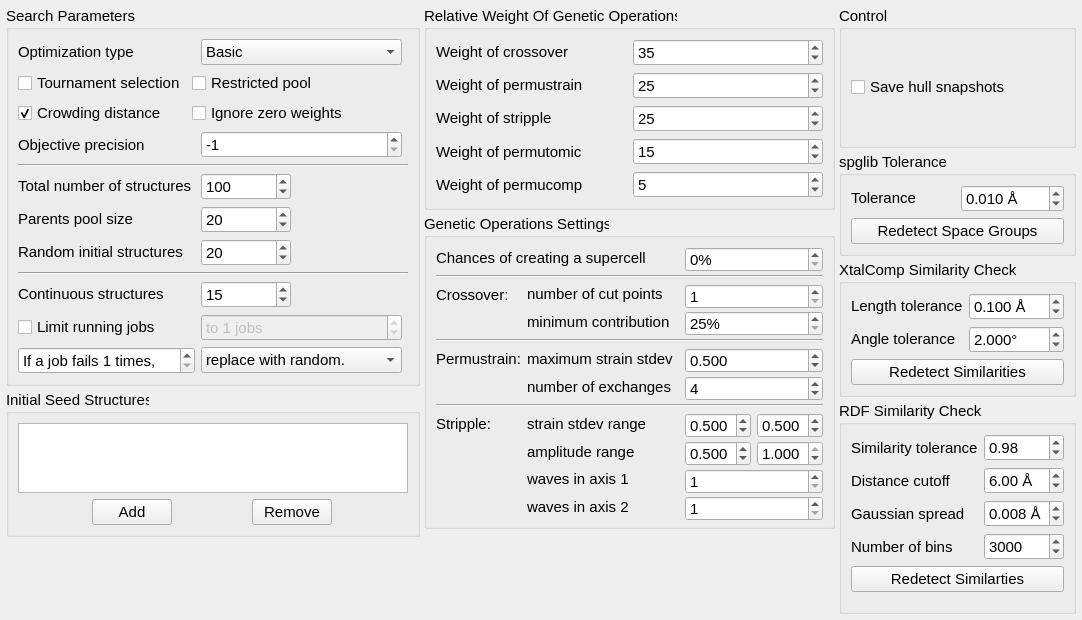
xtalopt/XtalOpt, file src/xtalopt/gui/tab_search.ui: the form before one commit.
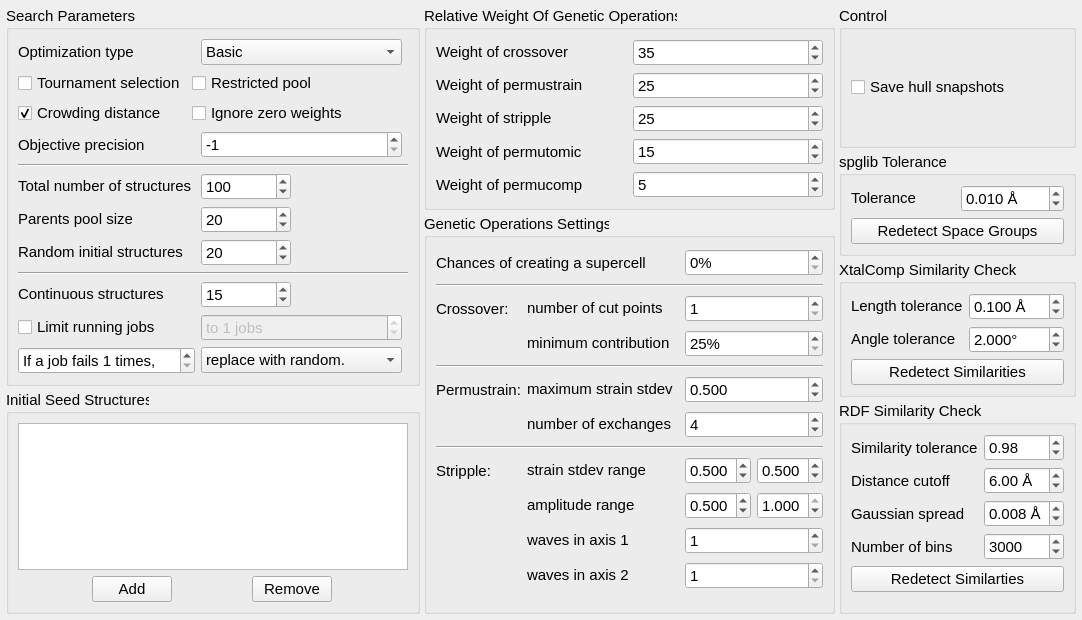
The form after the commit.

```diff
--- a/src/xtalopt/gui/tab_search.ui
+++ b/src/xtalopt/gui/tab_search.ui
@@ -613,9 +613,9 @@
        <item>
         <widget class="QGroupBox" name="groupBox_3">
          <property name="sizePolicy">
-          <sizepolicy hsizetype="Preferred" vsizetype="Maximum">
+          <sizepolicy hsizetype="Preferred" vsizetype="Ignored">
            <horstretch>0</horstretch>
-           <verstretch>0</verstretch>
+           <verstretch>1</verstretch>
           </sizepolicy>
          </property>
          <property name="font">
@@ -670,17 +670,11 @@
           <item row="1" column="1">
            <widget class="QListWidget" name="list_seeds">
             <property name="sizePolicy">
-             <sizepolicy hsizetype="MinimumExpanding" vsizetype="Preferred">
+             <sizepolicy hsizetype="MinimumExpanding" vsizetype="Expanding">
               <horstretch>0</horstretch>
-              <verstretch>0</verstretch>
+              <verstretch>1</verstretch>
              </sizepolicy>
             </property>
-            <property name="maximumSize">
-             <size>
-              <width>16777215</width>
-              <height>70</height>
-             </size>
-            </property>
             <property name="font">
              <font>
               <pointsize>11</pointsize>
@@ -696,19 +690,6 @@
          </layout>
         </widget>
        </item>
-       <item>
-        <spacer name="verticalSpacer">
-         <property name="orientation">
-          <enum>Qt::Vertical</enum>
-         </property>
-         <property name="sizeHint" stdset="0">
-          <size>
-           <width>20</width>
-           <height>10</height>
-          </size>
-         </property>
-        </spacer>
-       </item>
       </layout>
      </item>
      <item>
@@ -974,17 +955,11 @@
        <item>
         <widget class="QGroupBox" name="groupBox_6">
          <property name="sizePolicy">
-          <sizepolicy hsizetype="Preferred" vsizetype="Maximum">
+          <sizepolicy hsizetype="Preferred" vsizetype="Ignored">
            <horstretch>0</horstretch>
-           <verstretch>0</verstretch>
+           <verstretch>1</verstretch>
           </sizepolicy>
          </property>
-         <property name="maximumSize">
-          <size>
-           <width>16777215</width>
-           <height>315</height>
-          </size>
-         </property>
          <property name="font">
           <font>
            <pointsize>11</pointsize>
@@ -1625,19 +1600,6 @@
          </layout>
         </widget>
        </item>
-       <item>
-        <spacer name="verticalSpacer_2">
-         <property name="orientation">
-          <enum>Qt::Vertical</enum>
-         </property>
-         <property name="sizeHint" stdset="0">
-          <size>
-           <width>20</width>
-           <height>10</height>
-          </size>
-         </property>
-        </spacer>
-       </item>
       </layout>
      </item>
      <item>
```
